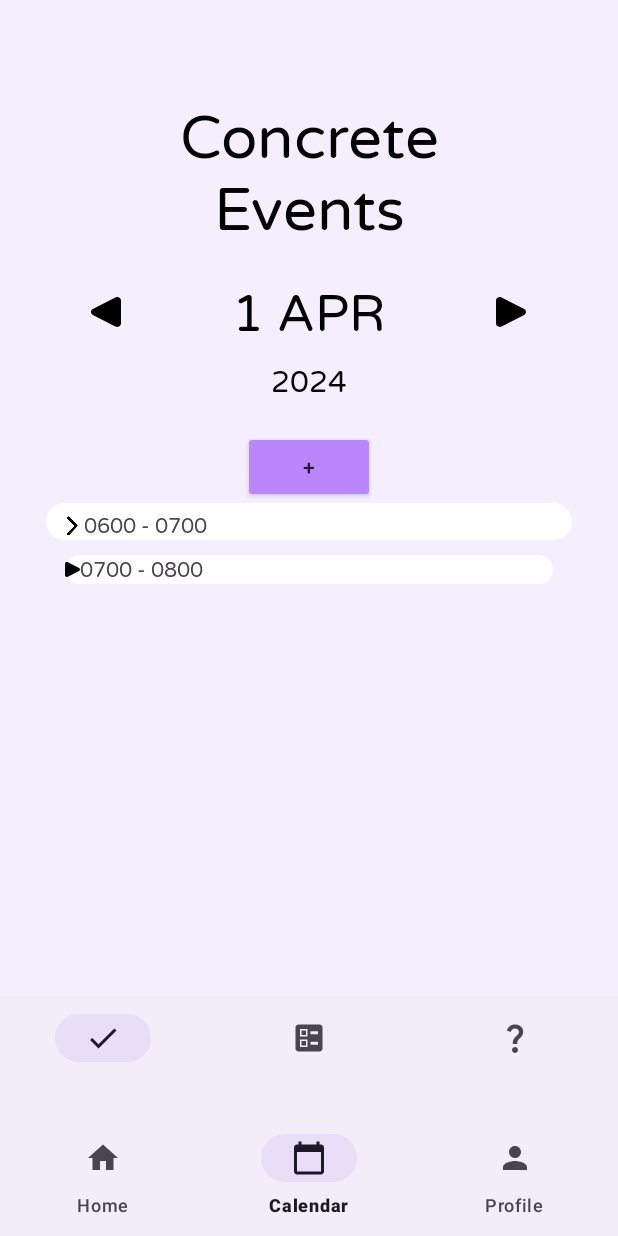
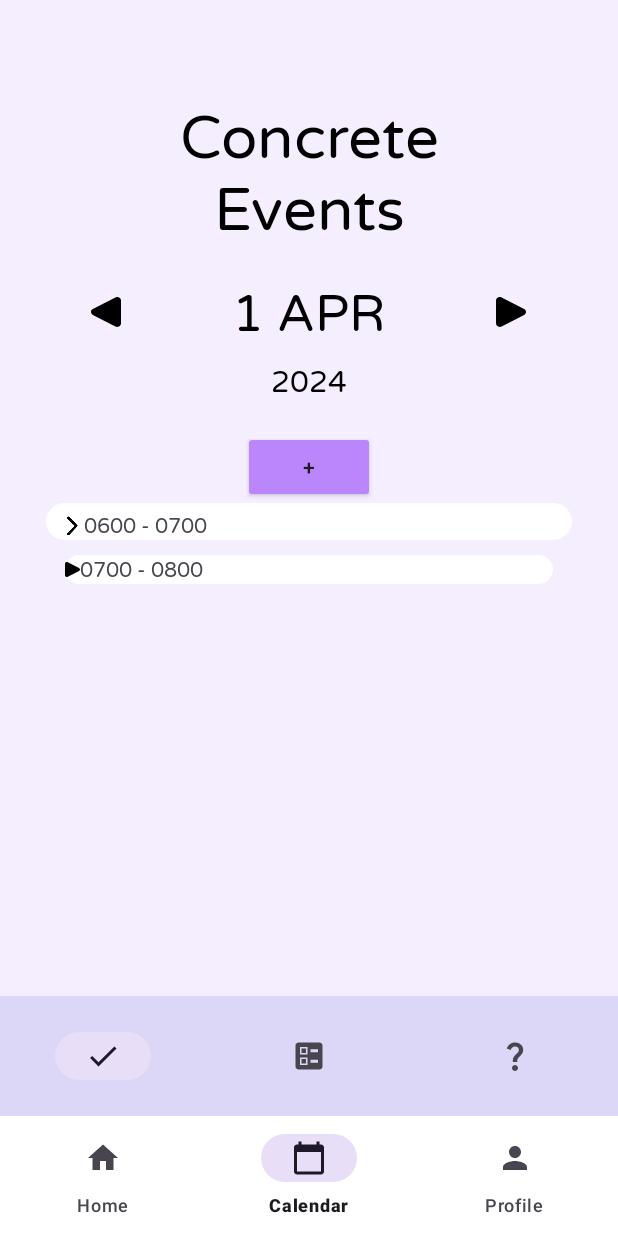
Before and after one commit to redstonerosh12/TimeTravelFrontEnd, an Android app: the screen it shows after launch (MainActivity), item 2 of the bottom bar chosen, on a phone screen of 412 x 824 dp. Run offline under Robolectric (Android 15) with nearby library versions, the phone set to English and light mode, and no system bars.

Commit message:
updated ui colors to match figma

```diff
--- a/app/src/main/res/layout/activity_main.xml
+++ b/app/src/main/res/layout/activity_main.xml
@@ -18,6 +18,7 @@
         android:id="@+id/bottomNavigationView"
         android:layout_width="match_parent"
         android:layout_height="wrap_content"
+        android:background="@color/white"
         app:layout_constraintBottom_toBottomOf="parent"
         app:layout_constraintStart_toStartOf="parent"
         app:menu="@menu/bottom_nav_menu"
--- a/app/src/main/res/layout/calendar_fragment.xml
+++ b/app/src/main/res/layout/calendar_fragment.xml
@@ -18,6 +18,8 @@
         android:id="@+id/activityMenu"
         android:layout_width="match_parent"
         android:layout_height="wrap_content"
+        android:background="#DCD6F7"
+        app:labelVisibilityMode="unlabeled"
         app:layout_constraintBottom_toBottomOf="parent"
         app:layout_constraintStart_toStartOf="parent"
         app:menu="@menu/activity_menu"
```
